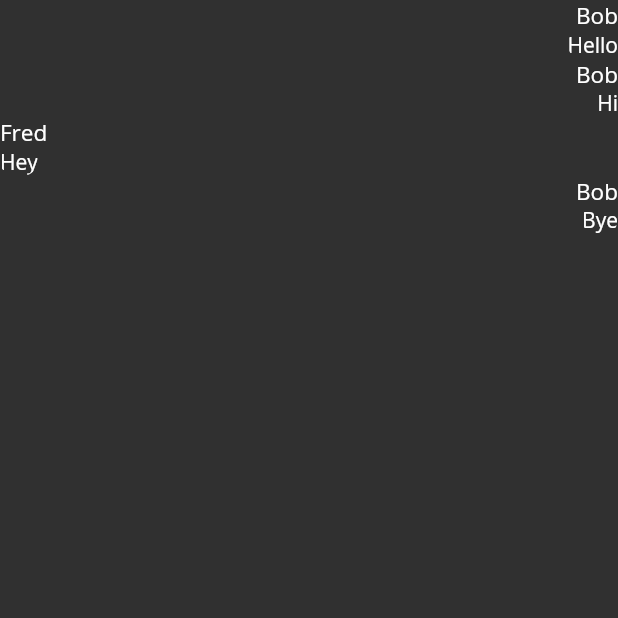
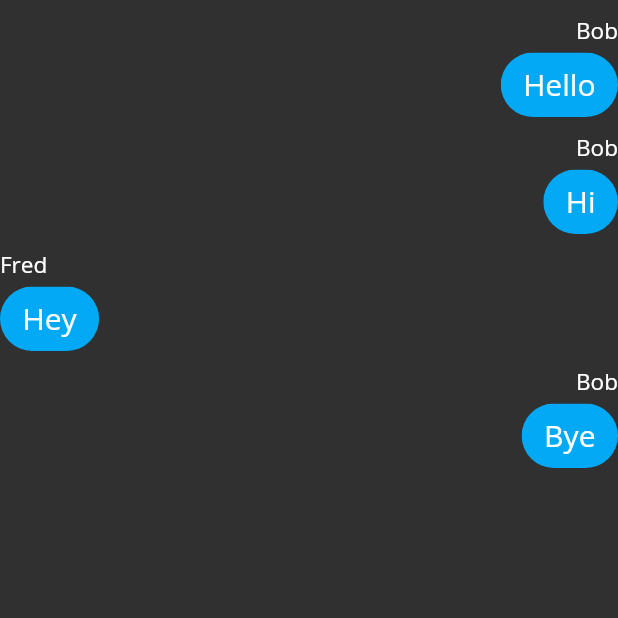
Before and after one commit to olindenbaum/chat_app, a Flutter app: the ChatBox screen opened directly, on a phone screen of 412 x 824 dp, the top half of it. Run offline on Flutter 3.47's test engine with Material 2 defaults, Android fonts, the light colour scheme and no system bars; accounts and stored records are empty.

Commit message:
Improve UI for chat box

```diff
--- a/lib/Chat/chat_box.dart
+++ b/lib/Chat/chat_box.dart
@@ -28,9 +28,13 @@ class _ChatBoxState extends State<ChatBox> {
 
   @override
   Widget build(BuildContext context) {
-    return ListView.builder(
-      itemCount: messages.length,
-      itemBuilder: (context, index) => createChatMessageUI(index)
+    return Scaffold(
+      body: Center(
+          child: ListView.builder(
+          itemCount: messages.length,
+          itemBuilder: (context, index) => createChatMessageUI(index)
+        )
+      )
     );
   }
 
@@ -60,13 +64,25 @@ class ChatMessageUI extends StatelessWidget {
       crossAxisAlignment: isClient ? CrossAxisAlignment.end : CrossAxisAlignment.start,
       mainAxisSize: MainAxisSize.min,
       children: <Widget> [
-        Text(user.getUsername(),
-          textAlign: TextAlign.center,
-          style: TextStyle(fontSize: 15.0),
+        Padding(
+          padding: EdgeInsets.only(top: 10, bottom: 5),
+          child: Text(user.getUsername(),
+            textAlign: TextAlign.center,
+            style: TextStyle(fontSize: 15.0),
+          ),
         ),
         ClipRRect(
-          borderRadius: BorderRadius.circular(15.0),
-          child: Text(this.message),
+          borderRadius: BorderRadius.circular(30),
+          child: Container(
+            decoration: BoxDecoration(
+              shape: BoxShape.rectangle,
+              color: Theme.of(context).primaryColor,
+            ),
+            child: Padding(
+              padding: EdgeInsets.only(left: 15, right: 15, top: 8, bottom: 8),
+              child: Text(this.message, style: TextStyle(fontSize: 20)),
+            )
+          ),
         ),
       ],
     );
```
